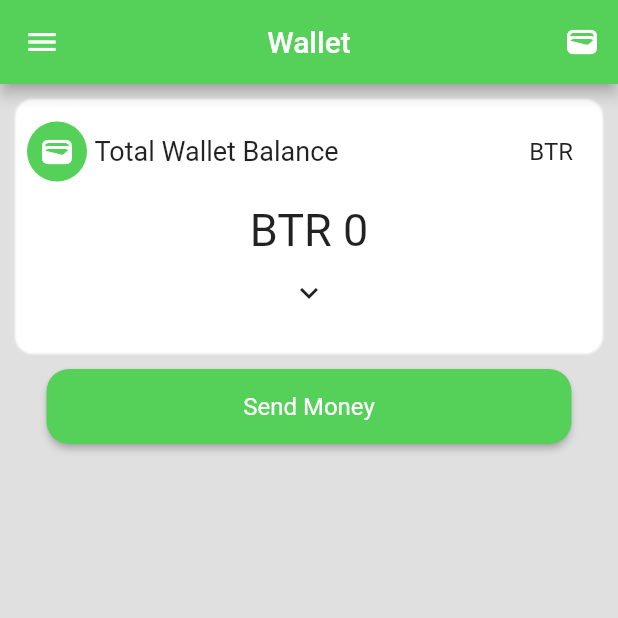
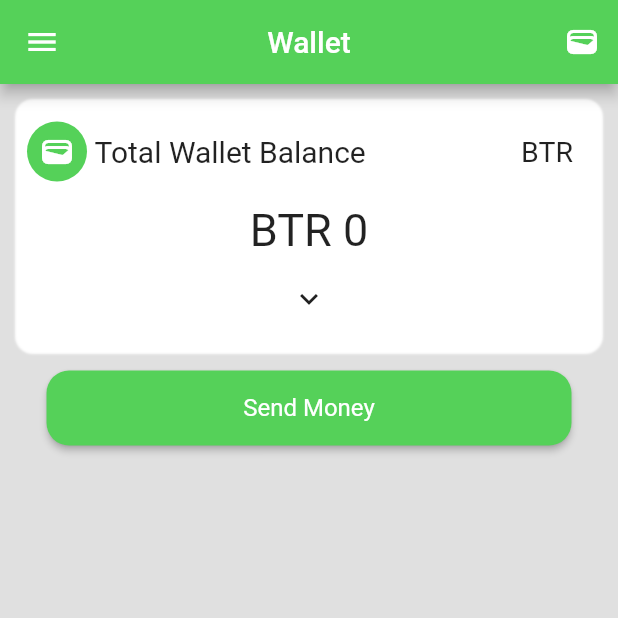
Before and after one commit to KHizarHayatAhmadKHan/bit_rupee, a Flutter app: the Wallet screen opened directly with empty values, on a phone screen of 412 x 824 dp, the top half of it. Run offline on Flutter 3.47's test engine with Material 2 defaults, Android fonts, the phone set to English and light mode, and no system bars; our stand-ins replace convert; missing offline and left inert: pointycastle.

```diff
--- a/lib/views/Wallet.dart
+++ b/lib/views/Wallet.dart
@@ -2,10 +2,11 @@ import 'dart:convert';
 
 import 'package:flutter/material.dart';
 import 'package:http/http.dart' as http;
+
 class Wallet extends StatefulWidget {
   final int id;
   final String walletaddress;
-  late  int balance; // final changed to late.
+  late int balance; // final changed to late.
 
   Wallet({
     required this.id,
@@ -19,19 +20,13 @@ class Wallet extends StatefulWidget {
 
 class _WalletState extends State<Wallet> {
   bool _isExpanded = false;
-  int _currentIndex = 0;
-
-  void _onTabTapped(int index) {
-    setState(() {
-      _currentIndex = index;
-    });
-  }
 
   void _toggleContainer() {
     setState(() {
       _isExpanded = !_isExpanded;
     });
   }
+
   Future<void> fetchDataAndUpdateData() async {
     try {
       final response = await http.get(Uri.parse(
@@ -43,7 +38,7 @@ Future<void> fetchDataAndUpdateData() async {
         setState(() {
           // Update 'data' using the fetched data, assuming the response data structure is Map<String, dynamic>
           // For example: data = responseData['data'];
-          widget.balance=responseData['balance'];
+          widget.balance = responseData['balance'];
         });
       } else {
         throw Exception('Failed to fetch data');
@@ -54,8 +49,6 @@ Future<void> fetchDataAndUpdateData() async {
     }
   }
 
-
-
   @override
   Widget build(BuildContext context) {
     return Scaffold(
@@ -63,34 +56,27 @@ Future<void> fetchDataAndUpdateData() async {
       appBar: AppBar(
         actions: [
           IconButton(
-            icon: Icon(Icons.wallet),
+            icon: const Icon(Icons.wallet),
             onPressed: () {},
           ),
         ],
-        title: Text('Wallet'),
+        title: const Text('Wallet'),
         centerTitle: true,
         backgroundColor: const Color.fromARGB(255, 85, 209, 89),
-        leading: IconButton(onPressed: () {}, icon: Icon(Icons.menu)),
+        leading: IconButton(onPressed: () {}, icon: const Icon(Icons.menu)),
       ),
       body: RefreshIndicator(
-        onRefresh:
-          fetchDataAndUpdateData
-        ,
-        child: SingleChildScrollView(
-          // child: Container(
-          //   decoration: BoxDecoration(
-          //     color: Colors.grey,
-          //   ),
-          child: Padding(
-            padding: const EdgeInsets.fromLTRB(10, 10, 10, 450),
+        onRefresh: fetchDataAndUpdateData,
         child: Column(
           children: [
-                AnimatedContainer(
-                  duration: Duration(milliseconds: 300),
+            Padding(
+              padding: const EdgeInsets.fromLTRB(10, 10, 10, 1),
+              child: AnimatedContainer(
+                duration: const Duration(milliseconds: 300),
                 height: _isExpanded ? 400.0 : 170.0,
                 decoration: BoxDecoration(
                   borderRadius: BorderRadius.circular(12),
-                    boxShadow: [
+                  boxShadow: const [
                     BoxShadow(
                       color: Colors.white,
                       blurRadius: .5,
@@ -99,69 +85,50 @@ Future<void> fetchDataAndUpdateData() async {
                 ),
                 child: Column(
                   children: [
-                      SingleChildScrollView(
-                        child: Row(
+                    const Row(
                       children: [
                         SizedBox(
                           height: 70.0,
                           width: 8.0,
                         ),
-                            Row(
-                              children: [
                         CircleAvatar(
-                                  backgroundColor:
-                                      const Color.fromARGB(255, 85, 209, 89),
-                                  child: Icon(Icons.wallet_outlined,
-                                      color: Colors.white),
+                          backgroundColor: Color.fromARGB(255, 85, 209, 89),
+                          child:
+                              Icon(Icons.wallet_outlined, color: Colors.white),
                         ),
                         SizedBox(width: 5.0),
                         Text("Total Wallet Balance",
-                                    style: TextStyle(fontSize: 18)),
-                              ],
-                            ),
-                            // SizedBox(
-                            //   width: 90.0,
-                            // ),
-                            // Text("BTR", style: TextStyle(fontSize: 15)),
-
+                            style: TextStyle(fontSize: 20)),
                         Expanded(
                           child: Align(
                             alignment: Alignment.centerRight,
-                                child: Column(
-                                  crossAxisAlignment: CrossAxisAlignment.end,
-                                  children: [
-                                    Padding(
-                                      padding: EdgeInsets.only(
-                                          right:
-                                              20.0), // Adjust the padding as needed
+                            child: Padding(
+                              padding: EdgeInsets.only(right: 20.0),
                               child: Text(
                                 'BTR',
                                 textAlign: TextAlign.right,
-                                        style: TextStyle(fontSize: 16),
+                                style: TextStyle(fontSize: 19),
                               ),
-                                    ),
-                                    // Other widgets under the text, if needed
-                                  ],
                             ),
                           ),
                         ),
                       ],
                     ),
-                      ),
                     Text("BTR ${widget.balance}",
-                          style: TextStyle(fontSize: 30)),
-                      Center(
-                        child: IconButton(
-                          icon: Icon(_isExpanded
-                              ? Icons.expand_less
-                              : Icons.expand_more),
+                        style: const TextStyle(fontSize: 30)),
+                    IconButton(
+                      alignment: _isExpanded
+                          ? Alignment.bottomCenter
+                          : Alignment.bottomCenter,
+                      icon: Icon(
+                          _isExpanded ? Icons.expand_less : Icons.expand_more),
                       onPressed: _toggleContainer,
-                        ),
                     ),
                   ],
                 ),
               ),
-                SizedBox(height: 10.0),
+            ),
+            const SizedBox(height: 10.0),
             ElevatedButton(
               onPressed: () {
                 Navigator.pushNamed(context, '/sendmoney', arguments: {
@@ -169,13 +136,13 @@ Future<void> fetchDataAndUpdateData() async {
                   'walletAddress': widget.walletaddress,
                 });
               },
-                  child: Text("Send Money"),
+              child: const Text("Send Money"),
               style: ButtonStyle(
-                    minimumSize: MaterialStateProperty.all(Size(350, 50)),
+                minimumSize: MaterialStateProperty.all(const Size(350, 50)),
                 backgroundColor: MaterialStateProperty.all(
                     const Color.fromARGB(255, 85, 209, 89)),
                 textStyle: MaterialStateProperty.all(
-                        TextStyle(color: Colors.white, fontSize: 16)),
+                    const TextStyle(color: Colors.white, fontSize: 16)),
                 shape: MaterialStateProperty.all(RoundedRectangleBorder(
                     borderRadius: BorderRadius.circular(15))),
               ),
@@ -183,34 +150,6 @@ Future<void> fetchDataAndUpdateData() async {
           ],
         ),
       ),
-        ),
-      ),
-      // bottomNavigationBar: BottomNavigationBar(
-      //   currentIndex: _currentIndex,
-      //   onTap: _onTabTapped,
-      //   items: [
-      //     BottomNavigationBarItem(
-      //       icon: Icon(Icons.account_balance_wallet, color: Colors.black),
-      //       label: '',
-      //     ),
-      //     BottomNavigationBarItem(
-      //       icon: Icon(Icons.explore, color: Colors.black),
-      //       label: '',
-      //     ),
-      //     BottomNavigationBarItem(
-      //       icon: Icon(Icons.qr_code, color: Colors.black),
-      //       label: '',
-      //     ),
-      //     BottomNavigationBarItem(
-      //       icon: Icon(Icons.notifications, color: Colors.black),
-      //       label: '',
-      //     ),
-      //     BottomNavigationBarItem(
-      //       icon: Icon(Icons.settings, color: Colors.black),
-      //       label: '',
-      //     ),
-      //   ],
-      // ),
     );
   }
 }
--- a/pubspec.yaml
+++ b/pubspec.yaml
@@ -36,8 +36,9 @@ dependencies:
   cupertino_icons: ^1.0.2
   http: ^1.1.0
   pointycastle: ^3.7.3
-  fast_rsa: ^3.5.7
-  rsa_pkcs: ^1.1.2
+  convert: ^3.0.1
+
+
 
 dev_dependencies:
   flutter_test:
```
Also changed, not shown: lib/views/Signup_page.dart (+127 -54 lines), pubspec.lock, 5 other files. Lines whose indentation alone changed are shown as unchanged.
